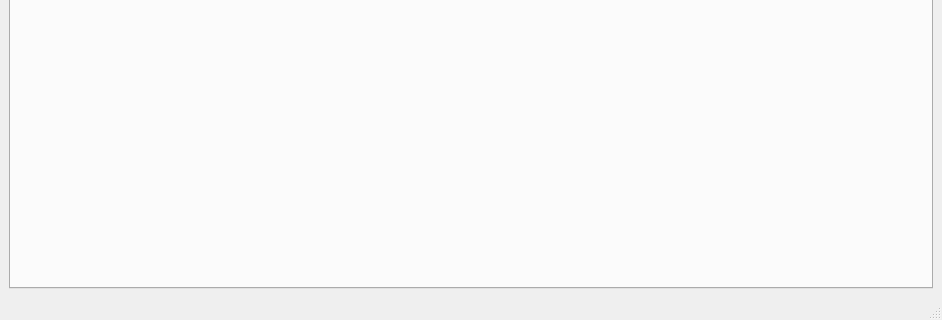
Before: the Qt Designer form cgt/CrystalGrowthTrackerMain.ui in jonathanHuwP/CrystalGrowthTracker, drawn with Qt 5; both pictures show x 0 to 942 and y 264 to 584 of the 942 by 584 pixel window.
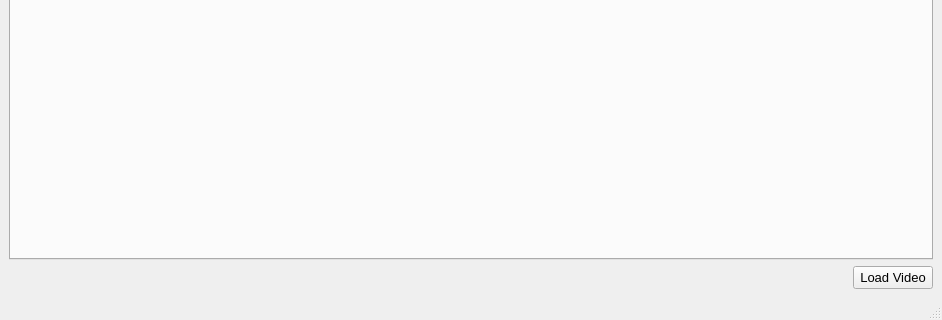
After: the same form once the commit is applied.

Commit message: status of tabs on loading projects and video sorted out

```diff
--- a/cgt/CrystalGrowthTrackerMain.ui
+++ b/cgt/CrystalGrowthTrackerMain.ui
@@ -33,6 +33,30 @@
       </property>
      </widget>
     </item>
+    <item>
+     <layout class="QHBoxLayout" name="horizontalLayout">
+      <item>
+       <spacer name="horizontalSpacer">
+        <property name="orientation">
+         <enum>Qt::Horizontal</enum>
+        </property>
+        <property name="sizeHint" stdset="0">
+         <size>
+          <width>40</width>
+          <height>20</height>
+         </size>
+        </property>
+       </spacer>
+      </item>
+      <item>
+       <widget class="QPushButton" name="_loadVideoButton">
+        <property name="text">
+         <string>Load Video</string>
+        </property>
+       </widget>
+      </item>
+     </layout>
+    </item>
    </layout>
   </widget>
   <widget class="QMenuBar" name="menubar">
```
Left out of the diff: 16 changed lines with no effect on the pictures. The commit also changes 8 other files.
